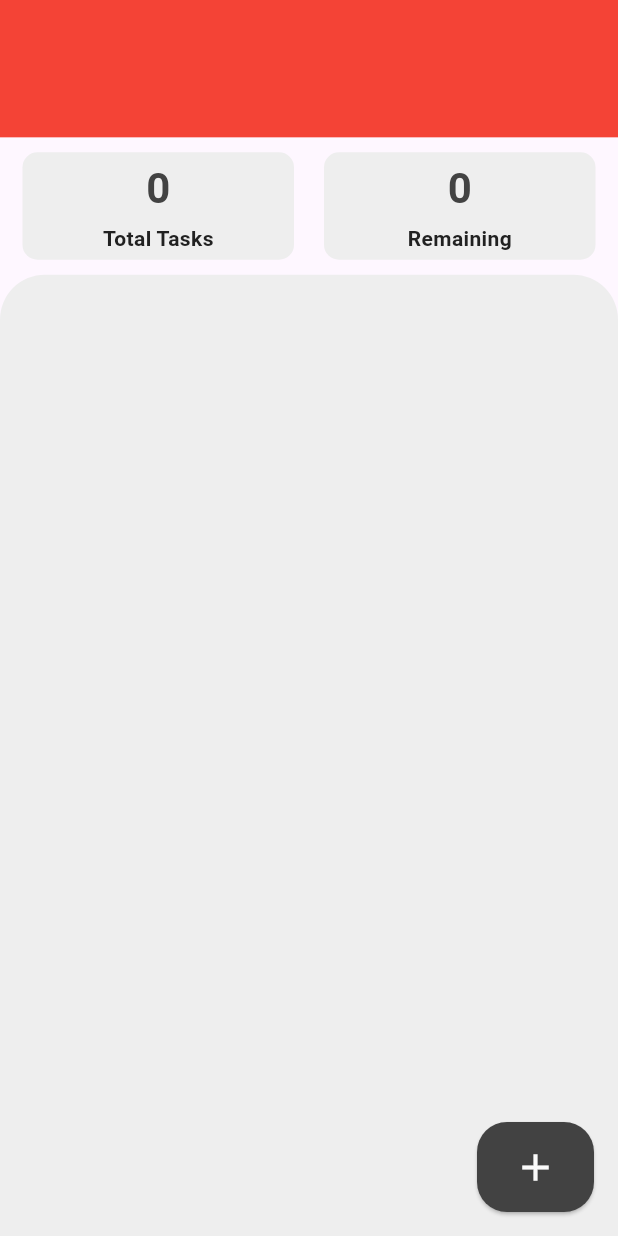
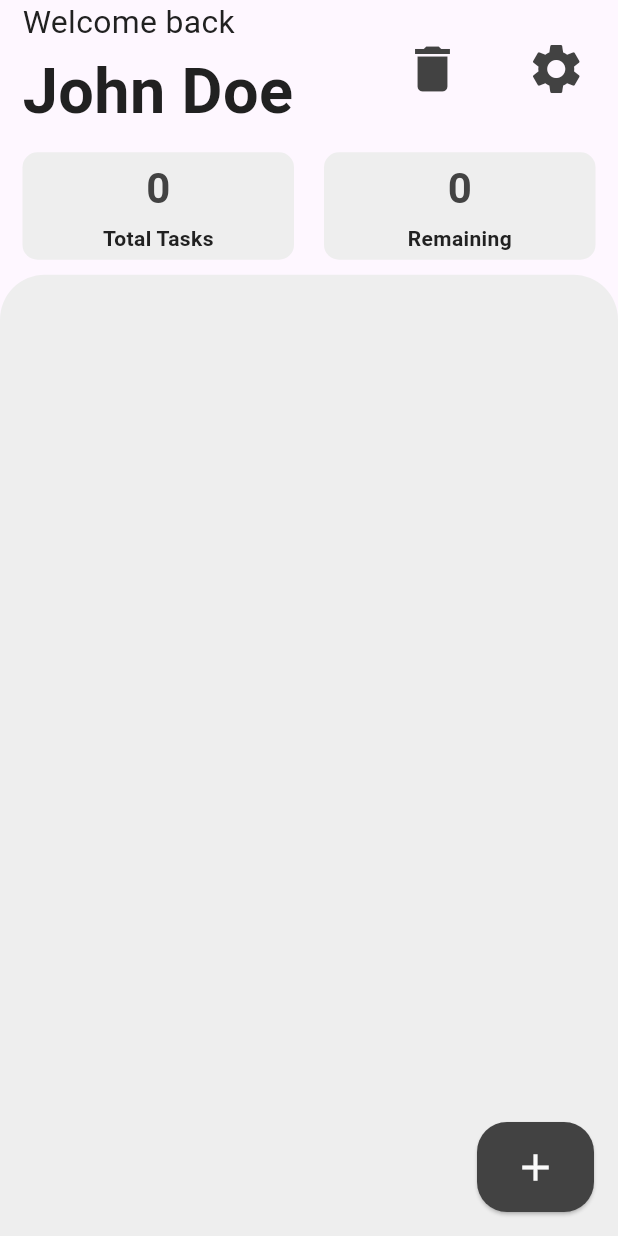
Before and after one commit to cidciencias/ToDo-List, a Flutter app: the screen it shows after launch, on a phone screen of 412 x 824 dp. Run offline on Flutter 3.47's test engine with Material 3 defaults, Android fonts, the phone set to English and light mode, and no system bars.

Commit message:
V1.7
- Adding in our header view. The header view consists of a greeting and some buttons that update the username and filter our to-do list.

```diff
--- /dev/null
+++ b/todo_list/lib/views/header_view.dart
@@ -0,0 +1,73 @@
+import 'package:flutter/material.dart';
+import 'package:provider/provider.dart';
+import 'package:todo_list/view_models/app_view_model.dart';
+import 'package:todo_list/views/bottom_sheets/delete_bottom_sheet_view.dart';
+import 'package:todo_list/views/bottom_sheets/settings_bottom_sheet_view.dart';
+
+class HeaderView extends StatelessWidget {
+  const HeaderView({super.key});
+
+  @override
+  Widget build(BuildContext context) {
+    return Consumer<AppViewModel>(
+      builder: (context, viewModel, child){
+        return Row(
+          children: [
+            Expanded(
+              flex: 3,
+              child: Container(
+                margin: EdgeInsets.only(left: 15),
+                child: Column(children: [
+                  Expanded(
+                    flex: 1,
+                    child: Align(
+                      alignment: Alignment.bottomLeft,
+                      child: FittedBox(
+                        fit: BoxFit.fitHeight,
+                        child: Text("Welcome back",
+                        style: TextStyle(
+                          fontSize: 23,
+                          fontWeight: FontWeight.w400,
+                          color: viewModel.colorlvl4)),
+                      ),
+                    ),
+                  ),
+                Expanded(
+                  flex: 2,
+                  child: Align(
+                    alignment: Alignment.bottomLeft,
+                    child: FittedBox(
+                      fit: BoxFit.fitHeight,
+                      child: Text(viewModel.username,
+                      style: TextStyle(
+                        fontSize: 42,
+                        fontWeight: FontWeight.bold,
+                        color: viewModel.colorlvl4
+                      ),),
+                    ),
+                  ),
+                )
+                            ],),
+              )),
+            //Trash Icon
+            Expanded(
+              flex: 1,
+              child: InkWell(
+                onTap: () {
+                  viewModel.bottomSheetBuilder(DeleteBottomSheetView(), context);
+                },
+                child: Icon(Icons.delete, color: viewModel.colorlvl3, size: 40,))),
+            // Settigns Icon
+            Expanded(
+              flex: 1,
+              child: InkWell(
+                onTap: () {
+                  viewModel.bottomSheetBuilder(SettingsBottomSheetView(), context);
+                },
+                child: Icon(Icons.settings, color: viewModel.colorlvl3, size: 40,))),
+          ],
+        );
+      },
+    );
+  }
+}
--- a/todo_list/lib/views/task_page.dart
+++ b/todo_list/lib/views/task_page.dart
@@ -1,5 +1,6 @@
 import 'package:flutter/material.dart';
 import 'package:todo_list/views/add_task_view.dart';
+import 'package:todo_list/views/header_view.dart';
 import 'package:todo_list/views/task_info_view.dart';
 import 'package:todo_list/views/task_list_view.dart';
 
@@ -14,7 +15,7 @@ class TaskPage extends StatelessWidget {
         child: Column(
           children: [
             // Header View
-            Expanded(flex: 1, child: Container(color: Colors.red)),
+            Expanded(flex: 1, child: HeaderView()),
 
             // Task Info View
             Expanded(flex: 1, child: TaskInfoView()),
```
Also changed, not shown: todo_list/lib/view_models/app_view_model.dart (+17 -2 lines), todo_list/lib/views/bottom_sheets/delete_bottom_sheet_view.dart (added, +52 -0 lines), todo_list/lib/views/bottom_sheets/settings_bottom_sheet_view.dart (added, +51 -0 lines).
